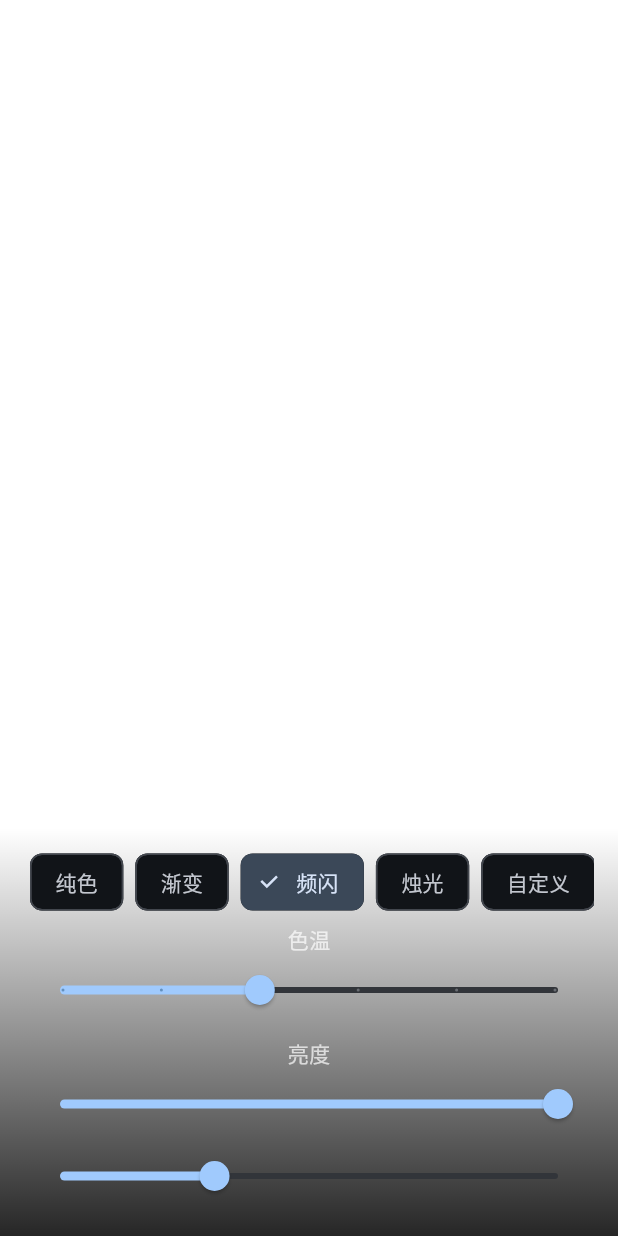
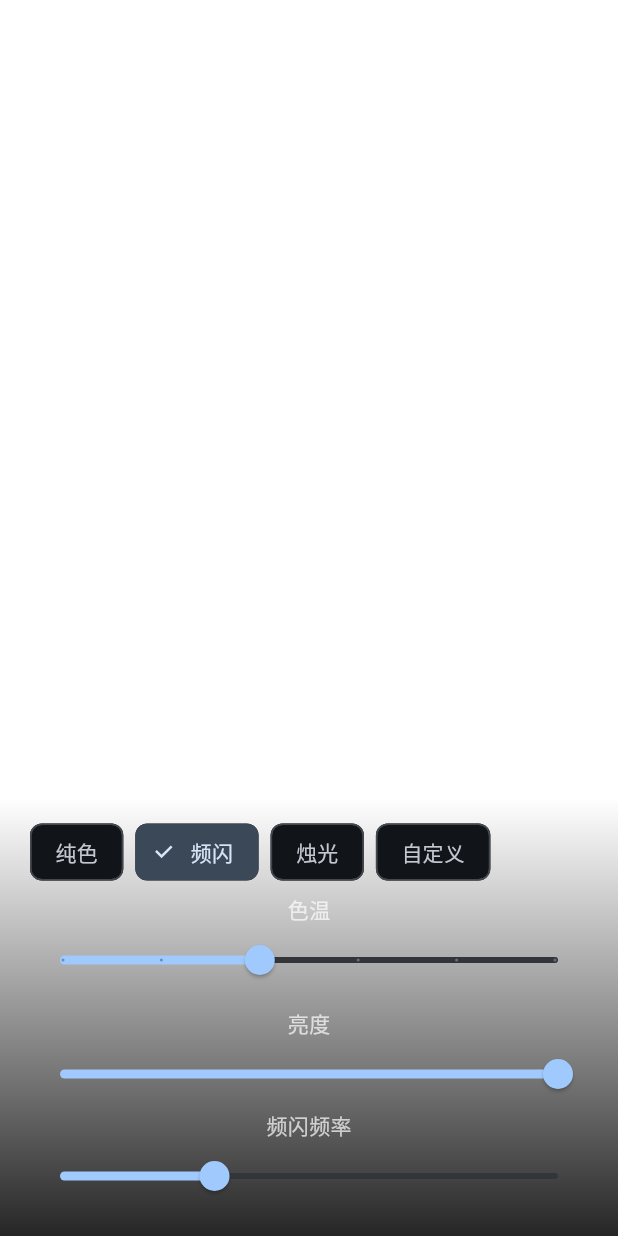
Before and after one commit to 506356374-ship-it/photolight, a Flutter app: the LightScreen screen opened directly, after a tap on "频闪", on a phone screen of 412 x 824 dp. Run offline on Flutter 3.47's test engine with Material 3 defaults, Android fonts, the phone set to English and light mode, and no system bars; our stand-ins replace shared_preferences; accounts and stored records are empty; statements that could not run were skipped.

Commit message:
Update light_screen.dart

```diff
--- a/lib/sgreens/light_screen.dart
+++ b/lib/sgreens/light_screen.dart
@@ -1,7 +1,5 @@
 import 'package:flutter/material.dart';
-import 'package:screen_brightness/screen_brightness.dart';
 import '../widgets/color_picker_rgb.dart';
-import '../utils/color_storage.dart';
 
 class LightScreen extends StatefulWidget {
   const LightScreen({super.key});
@@ -9,49 +7,45 @@ class LightScreen extends StatefulWidget {
   State<LightScreen> createState() => _LightScreenState();
 }
 
-class _LightScreenState extends State<LightScreen> with TickerProviderStateMixin {
+class _LightScreenState extends State<LightScreen> with SingleTickerProviderStateMixin {
   Color _currentColor = Colors.white;
-  int _mode = 0;
+  int _mode = 0; // 0纯色 1频闪 2烛光 3自定义
   double _brightness = 1.0;
   double _strobeFreq = 10.0;
   double _candleSpeed = 1.0;
   int _colorTemp = 5000;
   bool _showControls = true;
-  late AnimationController _colorAnimController;
-  late Animation<Color?> _colorAnimation;
+  late AnimationController _animController;
+  late Animation<Color?> _colorAnim;
   Color _oldColor = Colors.white;
+  bool _strobeOn = true;
 
-  final List<int> _colorTemps = [2700, 3200, 4000, 5000, 6500, 9000];
-  final List<String> _modeNames = ['纯色', '渐变', '频闪', '烛光', '自定义'];
+  final List<int> _temps = [2700, 3200, 4000, 5000, 6500, 9000];
+  final List<String> _modeNames = ['纯色', '频闪', '烛光', '自定义'];
 
   @override
   void initState() {
     super.initState();
-    _colorAnimController = AnimationController(vsync: this, duration: const Duration(milliseconds: 300));
-    _colorAnimation = AlwaysStoppedAnimation(_currentColor);
-    _setMaxBrightness();
+    _animController = AnimationController(vsync: this, duration: const Duration(milliseconds: 300));
+    _colorAnim = AlwaysStoppedAnimation(_currentColor);
   }
 
-  Future<void> _setMaxBrightness() async {
-    try { await ScreenBrightness().setScreenBrightness(1.0); } catch (_) {}
+  void _updateColor(Color c) {
+    _oldColor = _currentColor;
+    _animController.reset();
+    _colorAnim = ColorTween(begin: _oldColor, end: c).animate(
+      CurvedAnimation(parent: _animController, curve: Curves.easeInOutCubic),
+    );
+    _animController.forward();
+    setState(() => _currentColor = c);
   }
 
-  void _updateColor(Color newColor) {
-    _oldColor = _currentColor;
-    _colorAnimController.reset();
-    _colorAnimation = ColorTween(begin: _oldColor, end: newColor).animate(
-      CurvedAnimation(parent: _colorAnimController, curve: Curves.easeInOutCubic),
-    );
-    _colorAnimController.forward();
-    setState(() => _currentColor = newColor);
-  }
-
-  Color _tempToColor(int temp) {
-    if (temp <= 2700) return const Color(0xFFFF8B3A);
-    if (temp <= 3200) return const Color(0xFFFFA95C);
-    if (temp <= 4000) return const Color(0xFFFFD1A8);
-    if (temp <= 5000) return const Color(0xFFFFFFFF);
-    if (temp <= 6500) return const Color(0xFFD4E3FF);
+  Color _tempToColor(int t) {
+    if (t <= 2700) return const Color(0xFFFF8B3A);
+    if (t <= 3200) return const Color(0xFFFFA95C);
+    if (t <= 4000) return const Color(0xFFFFD1A8);
+    if (t <= 5000) return const Color(0xFFFFFFFF);
+    if (t <= 6500) return const Color(0xFFD4E3FF);
     return const Color(0xFF9BC4FF);
   }
 
@@ -62,28 +56,40 @@ class _LightScreenState extends State<LightScreen> with TickerProviderStateMixin
         onTap: () => setState(() => _showControls = !_showControls),
         child: Stack(
           children: [
+            // 补光区域
             AnimatedBuilder(
-              animation: _colorAnimController,
-              builder: (context, child) {
+              animation: _animController,
+              builder: (context, _) {
+                Color display = _colorAnim.value ?? _currentColor;
+                if (_mode == 1 && !_strobeOn) display = Colors.black;
+                if (_mode == 2) {
+                  // 烛光用透明度模拟
+                  display = _currentColor.withOpacity(_brightness);
+                }
                 return Container(
                   width: double.infinity,
                   height: double.infinity,
-                  color: _colorAnimation.value ?? _currentColor,
+                  color: display,
                 );
               },
             ),
+            // 控制面板
             if (_showControls)
               Positioned(
                 bottom: 0, left: 0, right: 0,
                 child: Container(
                   padding: const EdgeInsets.all(16),
                   decoration: BoxDecoration(
-                    gradient: LinearGradient(begin: Alignment.bottomCenter, end: Alignment.topCenter, colors: [Colors.black.withOpacity(0.85), Colors.transparent]),
+                    gradient: LinearGradient(
+                      begin: Alignment.bottomCenter, end: Alignment.topCenter,
+                      colors: [Colors.black.withOpacity(0.85), Colors.transparent],
+                    ),
                   ),
                   child: SingleChildScrollView(
                     child: Column(
                       mainAxisSize: MainAxisSize.min,
                       children: [
+                        // 模式选择
                         SizedBox(
                           height: 40,
                           child: ListView.builder(
@@ -99,27 +105,52 @@ class _LightScreenState extends State<LightScreen> with TickerProviderStateMixin
                             ),
                           ),
                         ),
-                        if (_mode != 4) ...[
+                        // 色温
+                        if (_mode != 3) ...[
                           const SizedBox(height: 8),
                           const Text('色温', style: TextStyle(color: Colors.white70)),
                           Slider(
                             value: _colorTemp.toDouble(),
                             min: 2700, max: 9000, divisions: 5,
                             label: '${_colorTemp}K',
-                            onChanged: (v) { setState(() { _colorTemp = v.round(); _updateColor(_tempToColor(v.round())); }); },
+                            onChanged: (v) {
+                              setState(() { _colorTemp = v.round(); _updateColor(_tempToColor(v.round())); });
+                            },
                           ),
                         ],
-                        if (_mode == 4) ...[
+                        // 自定义颜色
+                        if (_mode == 3) ...[
                           const SizedBox(height: 8),
-                          ColorPickerRGB(onColorChanged: _updateColor, initialColor: _currentColor),
+                          ColorPickerRGB(
+                            onColorChanged: _updateColor,
+                            initialColor: _currentColor,
+                          ),
                         ],
+                        // 亮度
                         const SizedBox(height: 8),
                         const Text('亮度', style: TextStyle(color: Colors.white70)),
-                        Slider(value: _brightness, min: 0.1, max: 1, onChanged: (v) => setState(() => _brightness = v)),
-                        if (_mode == 2)
-                          Slider(value: _strobeFreq, min: 1, max: 30, label: '频闪 ${_strobeFreq.round()}Hz', onChanged: (v) => setState(() => _strobeFreq = v)),
-                        if (_mode == 3)
-                          Slider(value: _candleSpeed, min: 0.5, max: 3, label: '速度 ${_candleSpeed.toStringAsFixed(1)}', onChanged: (v) => setState(() => _candleSpeed = v)),
+                        Slider(
+                          value: _brightness, min: 0.1, max: 1,
+                          onChanged: (v) => setState(() => _brightness = v),
+                        ),
+                        // 频闪
+                        if (_mode == 1) ...[
+                          const Text('频闪频率', style: TextStyle(color: Colors.white70)),
+                          Slider(
+                            value: _strobeFreq, min: 1, max: 30,
+                            label: '${_strobeFreq.round()}Hz',
+                            onChanged: (v) => setState(() => _strobeFreq = v),
+                          ),
+                        ],
+                        // 烛光
+                        if (_mode == 2) ...[
+                          const Text('烛光速度', style: TextStyle(color: Colors.white70)),
+                          Slider(
+                            value: _candleSpeed, min: 0.5, max: 3,
+                            label: _candleSpeed.toStringAsFixed(1),
+                            onChanged: (v) => setState(() => _candleSpeed = v),
+                          ),
+                        ],
                       ],
                     ),
                   ),
```
